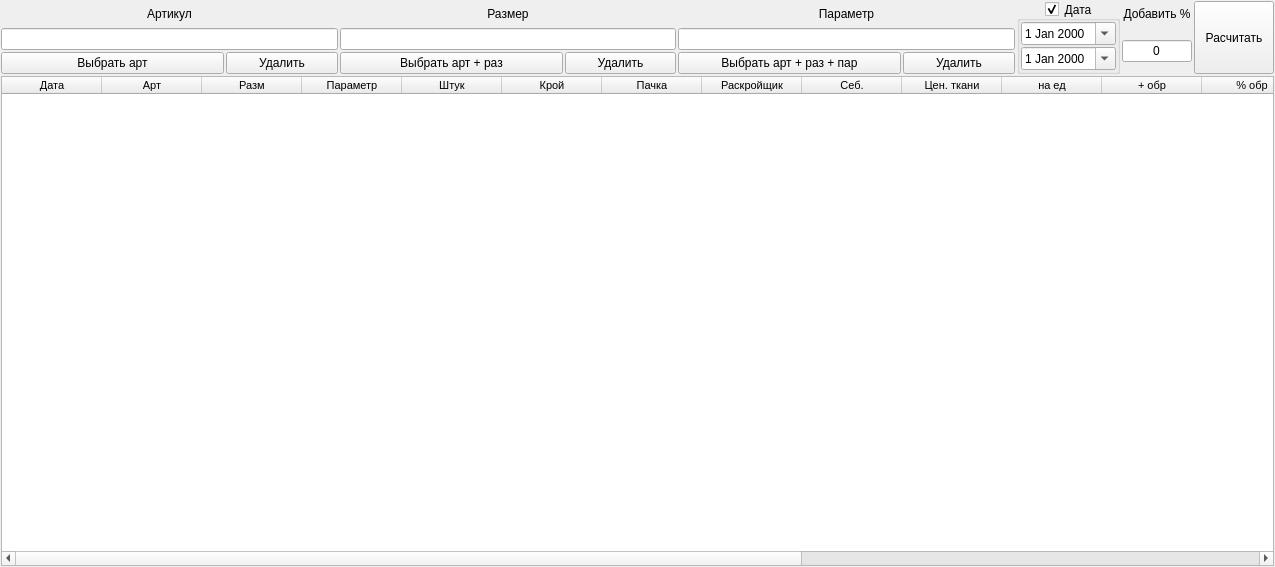
The window that ui/report_sibestoimost.ui (Meller008/CRM-Avi) describes before a commit, drawn with Qt 5.
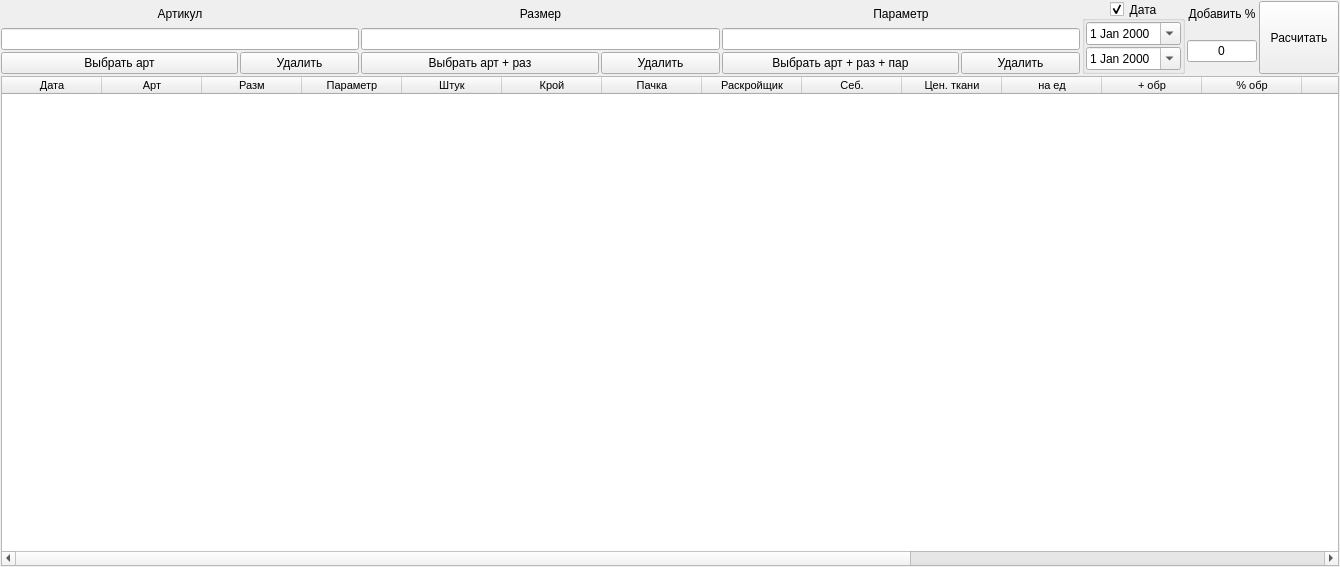
The same window after the commit.

Commit message: работа - Поправлена себестоймость + сделаны фильтры!

Patch:
```diff
--- a/ui/report_sibestoimost.ui
+++ b/ui/report_sibestoimost.ui
@@ -6,7 +6,7 @@
    <rect>
     <x>0</x>
     <y>0</y>
-    <width>1275</width>
+    <width>1340</width>
     <height>567</height>
    </rect>
   </property>
```
Left out of the diff: 66 changed lines with no effect on the pictures. The commit also changes 1 other file.
